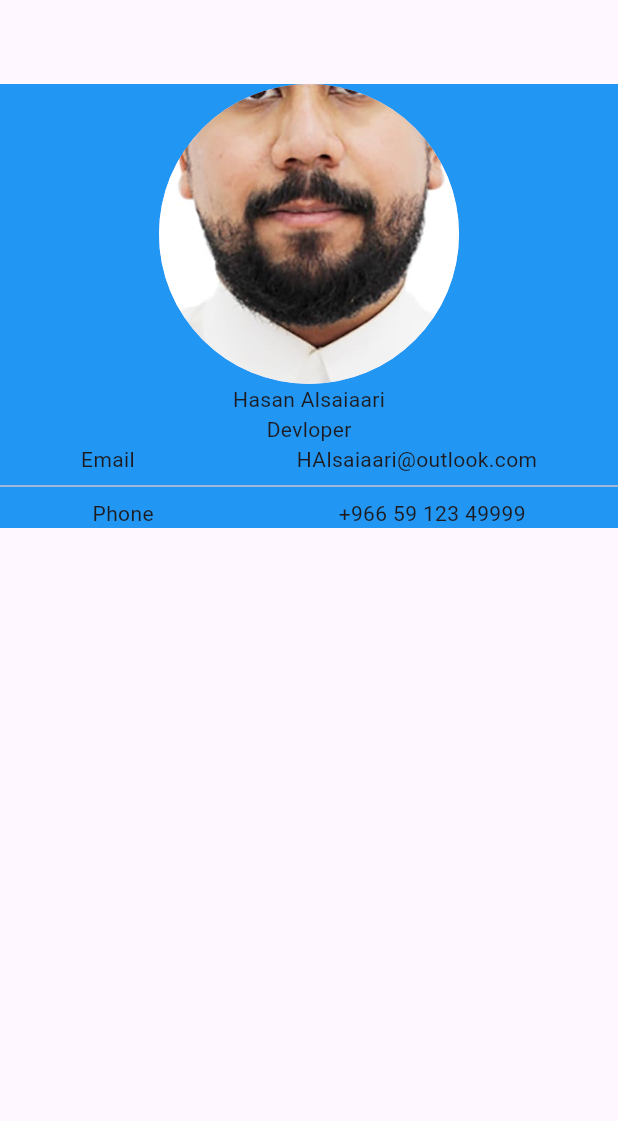
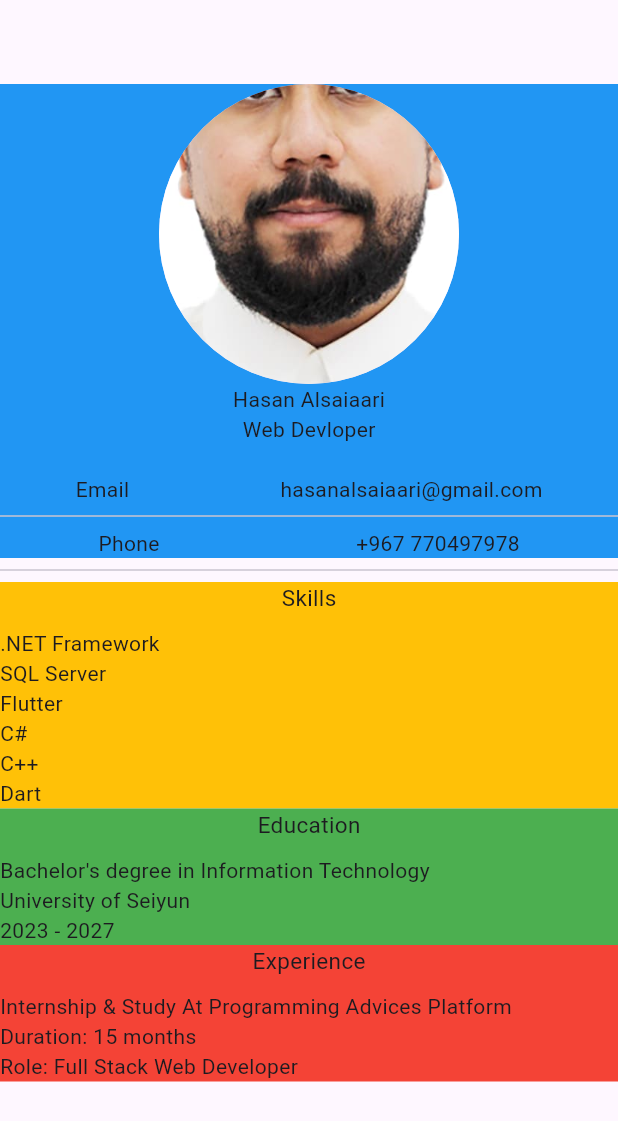
Before and after one commit to HasanAlsaiaari/flutter-homeworks-s1, a Flutter app: the screen it shows after launch, on a phone screen of 412 x 824 dp. Shown: the top 1121 px of the screen. Run offline on Flutter 3.47's test engine with Material 3 defaults, Android fonts, the phone set to English and light mode, and no system bars.

Commit message:
Edit CV Template

```diff
--- a/lib/main.dart
+++ b/lib/main.dart
@@ -14,7 +14,11 @@ class MyApp extends StatelessWidget {
       debugShowCheckedModeBanner: false,
       home: Scaffold(
         appBar: AppBar(),
-        body: Column(
+
+        body:
+        SingleChildScrollView(
+        child: Column(
+          crossAxisAlignment: CrossAxisAlignment.end,
           children: [
             Container(
               width: double.infinity,
@@ -29,28 +33,107 @@ class MyApp extends StatelessWidget {
                   ),
 
                   Text("Hasan Alsaiaari"),
-                  Text("Devloper"),
+                  Text("Web Devloper"),
+
+                  SizedBox(height: 20),
+
                   Row(
                     mainAxisAlignment: MainAxisAlignment.spaceAround,
-                    children: [
-                      Text("Email"),
-                       Text("HAlsaiaari@outlook.com")
-                      ],
+                    children: [Text("Email"), Text("hasanalsaiaari@gmail.com")],
                   ),
                   Divider(),
                   Row(
                     mainAxisAlignment: MainAxisAlignment.spaceAround,
+                    children: [Text("Phone"), Text("+967 770497978")],
+                  ),
+                ],
+              ),
+            ),
+
+            Divider(),
+
+            Container(
+              width: double.infinity,
+               color: Colors.amber,
+               child: Column(
+                children: [
+                  Text("Skills",style: TextStyle(fontSize: 15),),
+                  SizedBox(height: 10),
+                  Row(
                     children: [
-                      Text("Phone"),
-                       Text("+966 59 123 49999")
+                      Column(
+                        crossAxisAlignment: CrossAxisAlignment.start,
+                        children: [
+                      Text(".NET Framework"),
+                      Text("SQL Server"),
+                      Text("Flutter"),
+                      Text("C#"),
+                      Text("C++"),
+                      Text("Dart")
+
                       ],
+                      )
+
+                    ],
+                  ),
+                ],
+               ),
+        ),
+
+        Container(
+          width: double.infinity,
+           color: Colors.green,
+           child: Column(
+            children: [
+              Text("Education",style: TextStyle(fontSize: 15),),
+              SizedBox(height: 10),
+              Row(
+                children: [
+                  Column(
+                    crossAxisAlignment: CrossAxisAlignment.start,
+                    children: [
+                  Text("Bachelor's degree in Information Technology"),
+                  Text("University of Seiyun"),
+                  Text("2023 - 2027"),
+
+                  ],
                   )
 
                 ],
               ),
-            ),
-          ],
+            ],
+           ),
         ),
+
+        Container(
+          width: double.infinity,
+           color: Colors.red,
+           child: Column(
+            children: [
+              Text("Experience",style: TextStyle(fontSize: 15),),
+              SizedBox(height: 10),
+              Row(
+                children: [
+                  Column(
+                    crossAxisAlignment: CrossAxisAlignment.start,
+                    children: [
+                  Text("Internship & Study At Programming Advices Platform"),
+                  Text("Duration: 15 months"),
+                  Text("Role: Full Stack Web Developer"),
+
+                  ],
+                  )
+
+                ],
+              ),
+            ],
+           ),
+        )
+
+
+        ],
+        ),
+        )
       ),
     );
   }
```
